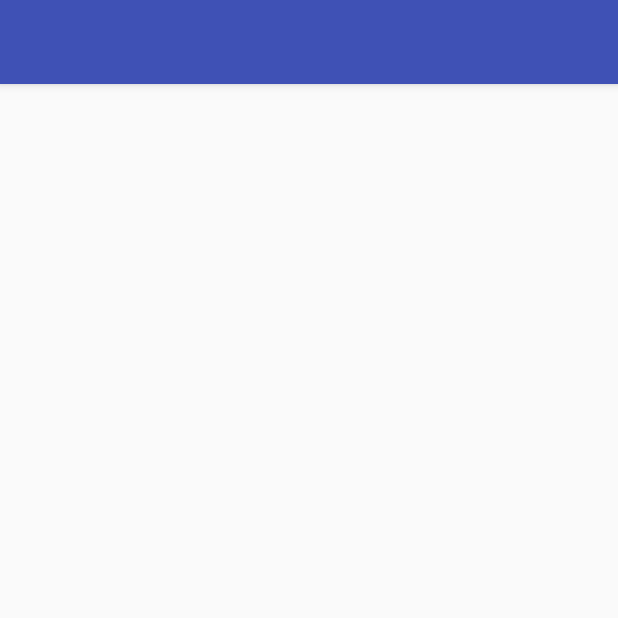
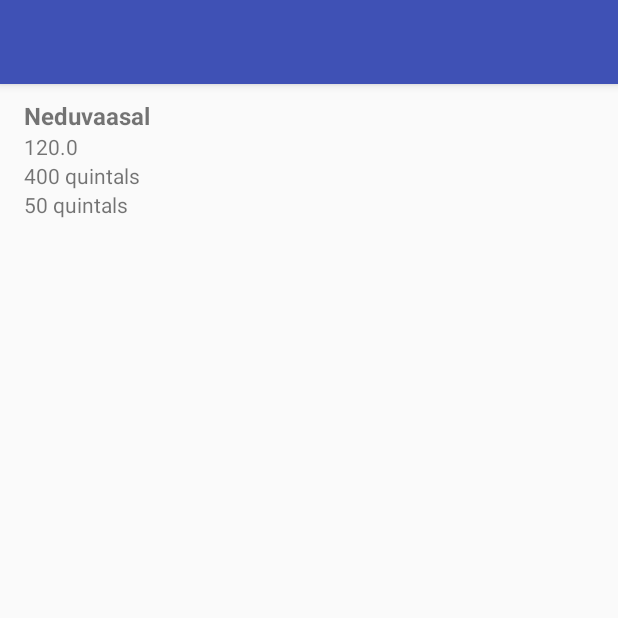
Before and after one commit to kushmangal/SaveTheHacker, an Android app: the MainActivity screen opened directly, with no data from a screen before it, on a phone screen of 412 x 824 dp, the top half of it. Run offline under Robolectric (Android 15) with nearby library versions, the phone set to English and light mode, and no system bars.

```diff
--- a/app/src/main/java/kmzenon/savethehacker/AgencyListAdapter.java
+++ b/app/src/main/java/kmzenon/savethehacker/AgencyListAdapter.java
@@ -27,7 +27,7 @@ public class AgencyListAdapter extends RecyclerView.Adapter<AgencyListAdapter.My
         }
     }
 
-    public void AgencyListAdapter(List<Agency> agencyList) {
+    public AgencyListAdapter(List<Agency> agencyList) {
         this.agencyList = agencyList;
     }
 
--- a/app/src/main/java/kmzenon/savethehacker/MainActivity.java
+++ b/app/src/main/java/kmzenon/savethehacker/MainActivity.java
@@ -3,6 +3,8 @@ package kmzenon.savethehacker;
 import android.content.Intent;
 import android.os.Bundle;
 import android.support.v7.app.AppCompatActivity;
+import android.support.v7.widget.DefaultItemAnimator;
+import android.support.v7.widget.LinearLayoutManager;
 import android.support.v7.widget.RecyclerView;
 
 import java.util.ArrayList;
@@ -23,7 +25,13 @@ public class MainActivity extends AppCompatActivity {
         String title = intent.getStringExtra("crop");
         getSupportActionBar().setTitle(title);
         recyclerView = (RecyclerView) findViewById(R.id.agencylist);
-        agencyListAdapter = new AgencyListAdapter();
+
+        agencyListAdapter = new AgencyListAdapter(agencyList);
+        RecyclerView.LayoutManager layoutManager = new LinearLayoutManager(getApplicationContext());
+        recyclerView.setLayoutManager(layoutManager);
+        recyclerView.setItemAnimator(new DefaultItemAnimator());
+        recyclerView.setAdapter(agencyListAdapter);
+
         prepareAgencyData();
     }
 
--- /dev/null
+++ b/app/src/main/res/layout/activity_bid.xml
@@ -0,0 +1,6 @@
+<?xml version="1.0" encoding="utf-8"?>
+<LinearLayout xmlns:android="http://schemas.android.com/apk/res/android"
+    android:orientation="vertical" android:layout_width="match_parent"
+    android:layout_height="match_parent">
+
+</LinearLayout>
```
Also changed, not shown: app/src/main/java/kmzenon/savethehacker/BidActivity.java (added, +7 -0 lines).
